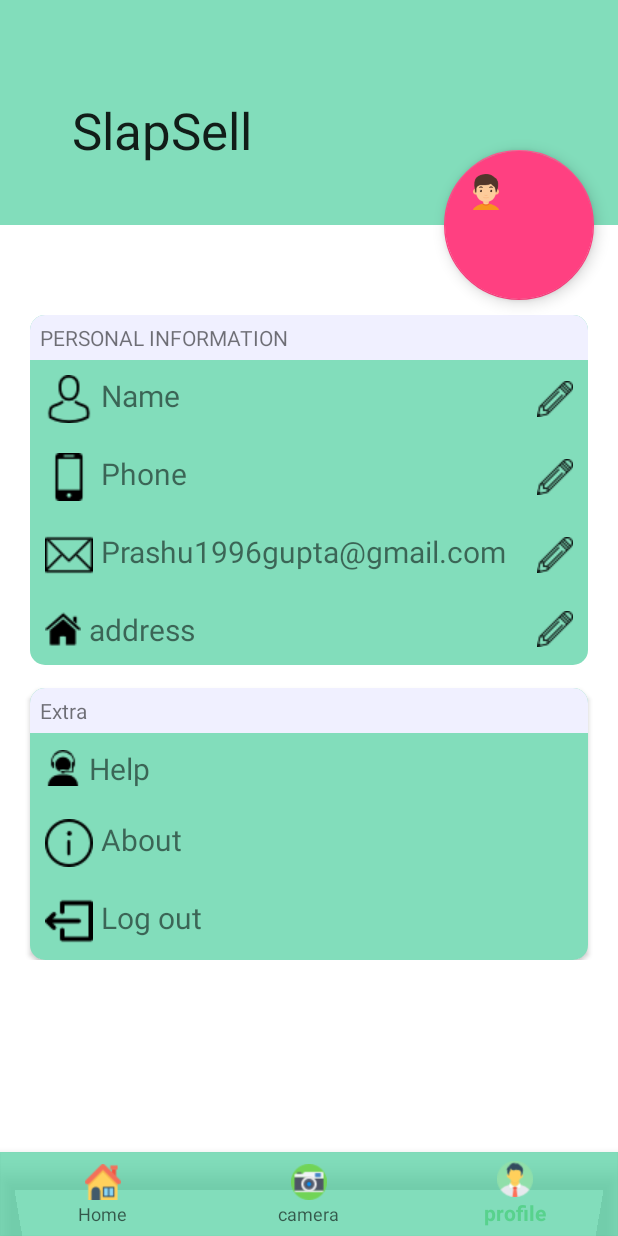
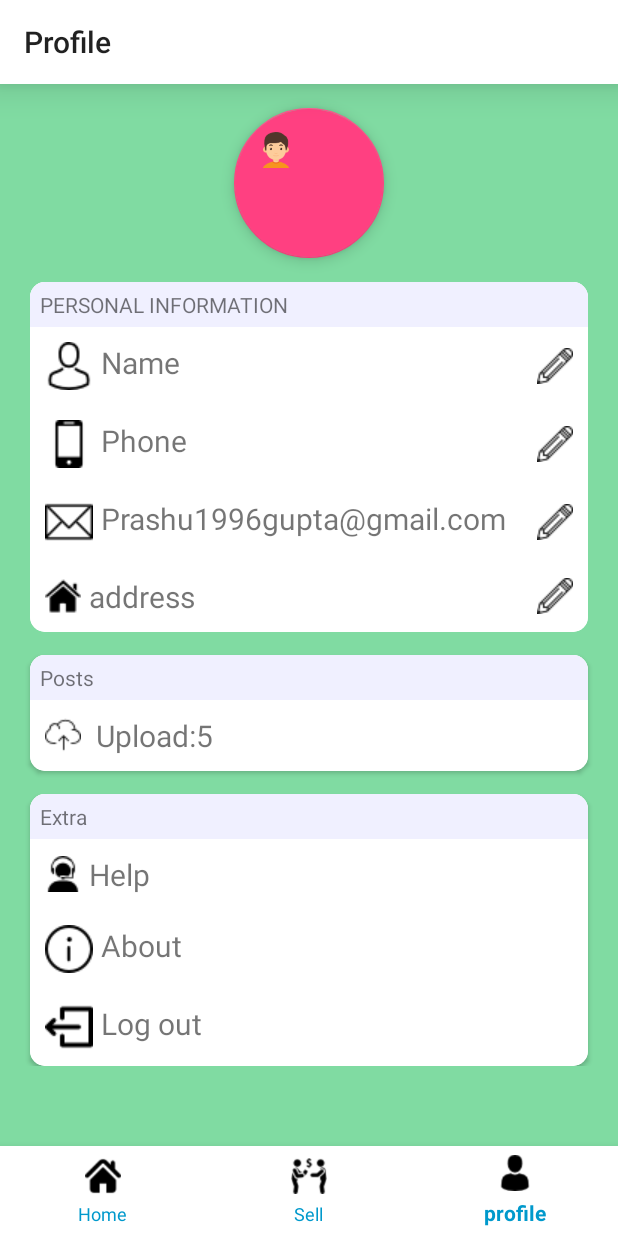
Before and after one commit to Slapsell/slapsell, an Android app: the screen it shows after launch (MainActivity), item 3 of the bottom bar chosen, on a phone screen of 412 x 824 dp. Run offline under Robolectric (Android 15) with nearby library versions, the phone set to English and light mode, and no system bars.

Commit message:
profile fragment

```diff
--- a/app/src/main/res/layout/activity_main.xml
+++ b/app/src/main/res/layout/activity_main.xml
@@ -1,28 +1,26 @@
 <?xml version="1.0" encoding="utf-8"?>
-<android.support.constraint.ConstraintLayout xmlns:android="http://schemas.android.com/apk/res/android"
+<android.support.design.widget.CoordinatorLayout
+    xmlns:android="http://schemas.android.com/apk/res/android"
     xmlns:app="http://schemas.android.com/apk/res-auto"
     xmlns:tools="http://schemas.android.com/tools"
-    android:id="@+id/container"
-    android:layout_width="match_parent"
     android:layout_height="match_parent"
-    tools:context=".MainActivity">
+    android:layout_width="match_parent">
 
     <FrameLayout
         android:id="@+id/frame_container"
         android:layout_width="match_parent"
         android:layout_height="match_parent"
+        android:layout_marginBottom="60dp"
         app:layout_behavior="@string/appbar_scrolling_view_behavior" />
-<android.support.design.widget.BottomNavigationView
+
+    <android.support.design.widget.BottomNavigationView
         android:id="@+id/navigation"
-        android:layout_width="0dp"
-        android:layout_height="wrap_content"
-        android:layout_marginEnd="0dp"
-        android:layout_marginStart="0dp"
+        android:layout_width="match_parent"
+        android:layout_height="60dp"
+        android:layout_gravity="bottom"
         android:background="@color/green_navi"
-        android:layout_gravity="bottom"
-        app:layout_constraintBottom_toBottomOf="parent"
-        app:layout_constraintLeft_toLeftOf="parent"
-        app:layout_constraintRight_toRightOf="parent"
+        app:itemIconTint="@android:color/black"
+        app:itemTextColor="@android:color/holo_blue_dark"
         app:menu="@menu/navigation" />
 
-</android.support.constraint.ConstraintLayout>
+</android.support.design.widget.CoordinatorLayout>
--- a/app/src/main/res/layout/fragment_profile.xml
+++ b/app/src/main/res/layout/fragment_profile.xml
@@ -1,46 +1,22 @@
 <?xml version="1.0" encoding="utf-8"?>
 
-<android.support.design.widget.CoordinatorLayout
+<LinearLayout
     xmlns:android="http://schemas.android.com/apk/res/android"
     xmlns:app="http://schemas.android.com/apk/res-auto"
     android:layout_width="match_parent"
     android:layout_height="match_parent"
-    android:background="@android:color/background_light"
+    android:background="@color/colorPrimary"
     android:fitsSystemWindows="true"
+    android:orientation="vertical"
     >
-
-    <android.support.design.widget.AppBarLayout
-        android:id="@+id/main.appbar"
-        android:layout_width="match_parent"
-        android:layout_height="150dp"
-        android:background="@color/green_navi"
-        android:fitsSystemWindows="true"
-        >
-
-        <android.support.design.widget.CollapsingToolbarLayout
-            android:id="@+id/main.collapsing"
-            android:layout_width="match_parent"
-            android:layout_height="match_parent"
-            android:fitsSystemWindows="true"
-            app:contentScrim="?attr/colorPrimary"
-            app:expandedTitleMarginEnd="64dp"
-            app:expandedTitleMarginStart="48dp"
-            app:expandedTitleMarginBottom="50dp"
-            app:collapsedTitleGravity="center_vertical"
-            app:layout_scrollFlags="scroll|exitUntilCollapsed">
-
-            <android.support.v7.widget.Toolbar
+    <android.support.v7.widget.Toolbar
                 android:id="@+id/main.toolbar"
                 android:layout_width="match_parent"
                 android:layout_height="?attr/actionBarSize"
-                app:layout_collapseMode="pin"
-                app:titleTextColor="@color/colorAccent"
-                app:titleMarginBottom="5dp"
-                app:title="SlapSell" />
-        </android.support.design.widget.CollapsingToolbarLayout>
-    </android.support.design.widget.AppBarLayout>
-
-    <android.support.v4.widget.NestedScrollView
+                app:title="Profile"
+                android:background="#ffffff"
+                android:elevation="15dp"/>
+    <ScrollView
         android:layout_width="match_parent"
         android:layout_height="match_parent"
         app:layout_behavior="@string/appbar_scrolling_view_behavior"
@@ -49,10 +25,17 @@
             android:layout_width="match_parent"
             android:layout_height="wrap_content"
             android:orientation="vertical">
+            <android.support.design.widget.FloatingActionButton
+                android:layout_height="100dp"
+                android:layout_width="100dp"
+                android:layout_margin="@dimen/activity_horizontal_margin"
+                android:src="@drawable/boy"
+                android:elevation="10dp"
+                android:layout_gravity="center"
+                />
        <android.support.v7.widget.CardView
            android:layout_width="match_parent"
            android:layout_height="wrap_content"
-           android:layout_marginTop="60dp"
            android:layout_marginLeft="20dp"
            android:layout_marginRight="20dp"
            app:cardCornerRadius="10dp">
@@ -114,6 +97,38 @@
                    android:drawablePadding="5dp"/>
            </LinearLayout>
        </android.support.v7.widget.CardView>
+            <android.support.v7.widget.CardView
+                android:layout_width="match_parent"
+                android:layout_height="wrap_content"
+                android:layout_marginTop="15dp"
+                android:layout_marginLeft="20dp"
+                android:layout_marginRight="20dp"
+                app:cardCornerRadius="10dp">
+                <LinearLayout
+                    android:layout_width="match_parent"
+                    android:layout_height="match_parent"
+                    android:orientation="vertical"
+                    android:background="@color/green_navi">
+                    <TextView
+                        android:layout_width="match_parent"
+                        android:layout_height="30dp"
+                        android:layout_below="@+id/image_edit"
+                        android:background="#f0f0ff"
+                        android:gravity="center_vertical"
+                        android:text="  Posts" />
+                    <TextView
+                        android:layout_width="match_parent"
+                        android:layout_height="wrap_content"
+                        android:text=" Upload:5"
+                        android:textSize="20dp"
+                        android:layout_margin="10dp"
+                        android:drawableLeft="@drawable/upload"
+                        android:inputType="text"
+                        android:maxLines="1"
+                        android:drawablePadding="5dp"/>
+
+                </LinearLayout>
+            </android.support.v7.widget.CardView>
         <android.support.v7.widget.CardView
             android:layout_width="match_parent"
             android:layout_height="wrap_content"
@@ -166,14 +181,6 @@
             </LinearLayout>
         </android.support.v7.widget.CardView>
         </LinearLayout>
-    </android.support.v4.widget.NestedScrollView>
+    </ScrollView>
 
-    <android.support.design.widget.FloatingActionButton
-        android:layout_height="100dp"
-        android:layout_width="100dp"
-        android:layout_margin="@dimen/activity_horizontal_margin"
-        android:src="@drawable/boy"
-        app:layout_anchor="@id/main.appbar"
-        app:layout_anchorGravity="bottom|right"
-        />
-</android.support.design.widget.CoordinatorLayout>
+</LinearLayout>
--- a/app/src/main/res/menu/navigation.xml
+++ b/app/src/main/res/menu/navigation.xml
@@ -3,17 +3,17 @@
 
     <item
         android:id="@+id/navigation_home"
-        android:icon="@drawable/house"
+        android:icon="@drawable/navi_home"
         android:title="@string/title_home" />
 
     <item
         android:id="@+id/Camera"
-        android:icon="@drawable/camera"
-        android:title="@string/camera" />
+        android:icon="@drawable/navi_sell"
+        android:title="Sell" />
 
     <item
         android:id="@+id/Profile"
-        android:icon="@drawable/man"
+        android:icon="@drawable/navi_pro"
         android:title="profile" />
 
 </menu>
--- a/app/src/main/res/values/colors.xml
+++ b/app/src/main/res/values/colors.xml
@@ -4,5 +4,5 @@
     <color name="colorPrimaryDark">#a4c8</color>
     <color name="colorAccent">#FF4081</color>
     <color name="green_toolbar">#a4c639</color>
-    <color name="green_navi">#a4c9</color>
+    <color name="green_navi">#FFFFFF</color>
 </resources>
--- a/app/src/main/res/values/styles.xml
+++ b/app/src/main/res/values/styles.xml
@@ -3,8 +3,8 @@
     <!-- Base application theme. -->
     <style name="AppTheme" parent="Theme.AppCompat.Light.NoActionBar">
         <!-- Customize your theme here. -->
-        <item name="colorPrimary">@color/colorPrimary</item>
-        <item name="colorPrimaryDark">@color/colorPrimaryDark</item>
+        <item name="colorPrimary">#ffffee</item>
+        <item name="colorPrimaryDark">#ffffff</item>
         <item name="colorAccent">@color/colorAccent</item>
     </style>
 
```
Also changed, not shown: app/src/main/res/layout/fragment_home.xml (+41 -38 lines), app/src/main/res/drawable/navi_home.png (added), app/src/main/res/drawable/navi_pro.png (added), app/src/main/res/drawable/navi_sell.png (added), app/src/main/res/drawable/sell.png (added), app/src/main/res/drawable/upload.png (added), app/src/main/res/drawable/users.png (added).
